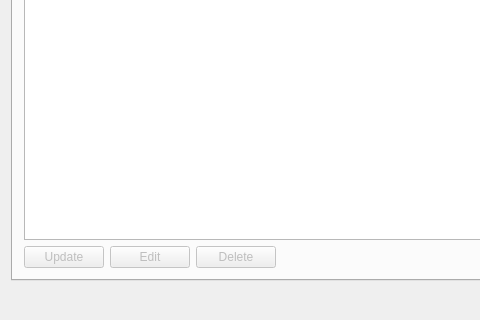
This is botfather/gui/scriptmanager/scriptmanagerdialog.ui in botfatherio/botfather as Qt 5 draws it before an edit; both pictures show x 0 to 480 and y 240 to 560 of the 900 by 560 pixel window. The edited form follows.
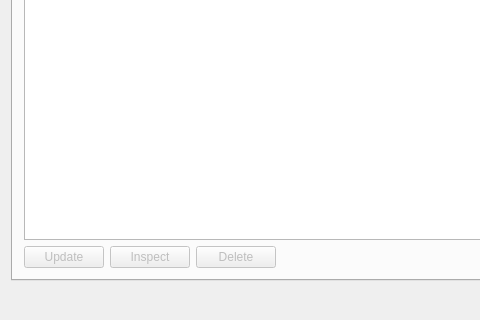
This is the edited form. The open tabs and pages were chosen to show the change.

Commit message: Implement the script managers delete and inspect buttons

The edit to the form file:
```diff
--- a/botfather/gui/scriptmanager/scriptmanagerdialog.ui
+++ b/botfather/gui/scriptmanager/scriptmanagerdialog.ui
@@ -215,7 +215,7 @@
             <bool>false</bool>
            </property>
            <property name="text">
-            <string>Edit</string>
+            <string>Inspect</string>
            </property>
           </widget>
          </item>
```
Left out of the diff: 2 changed lines with no effect on the pictures. The commit also changes 2 other files.
